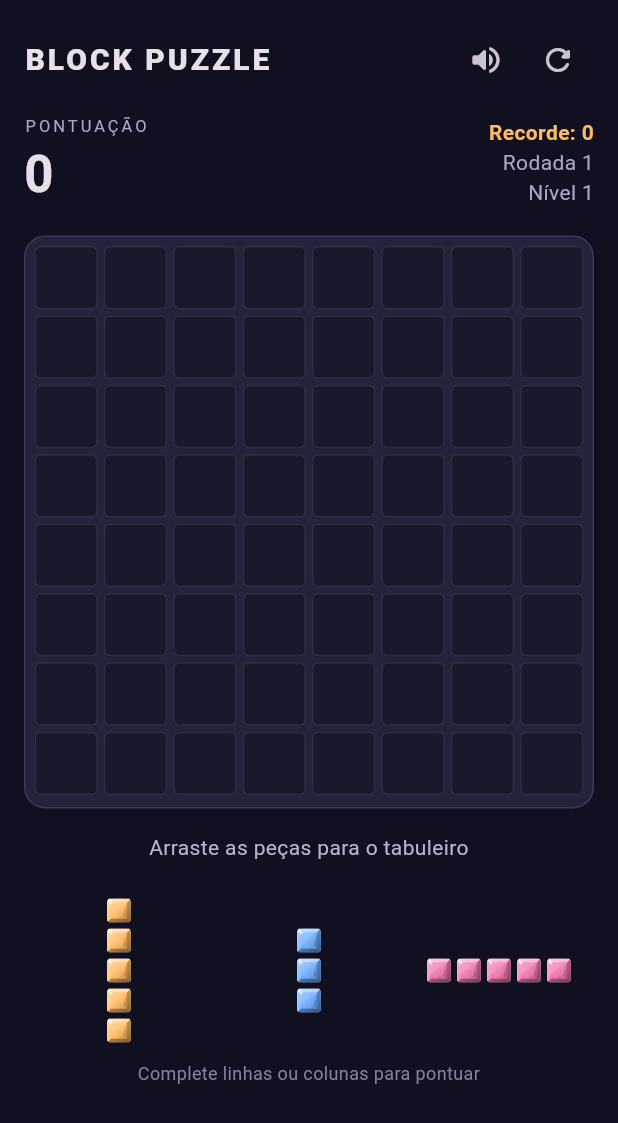
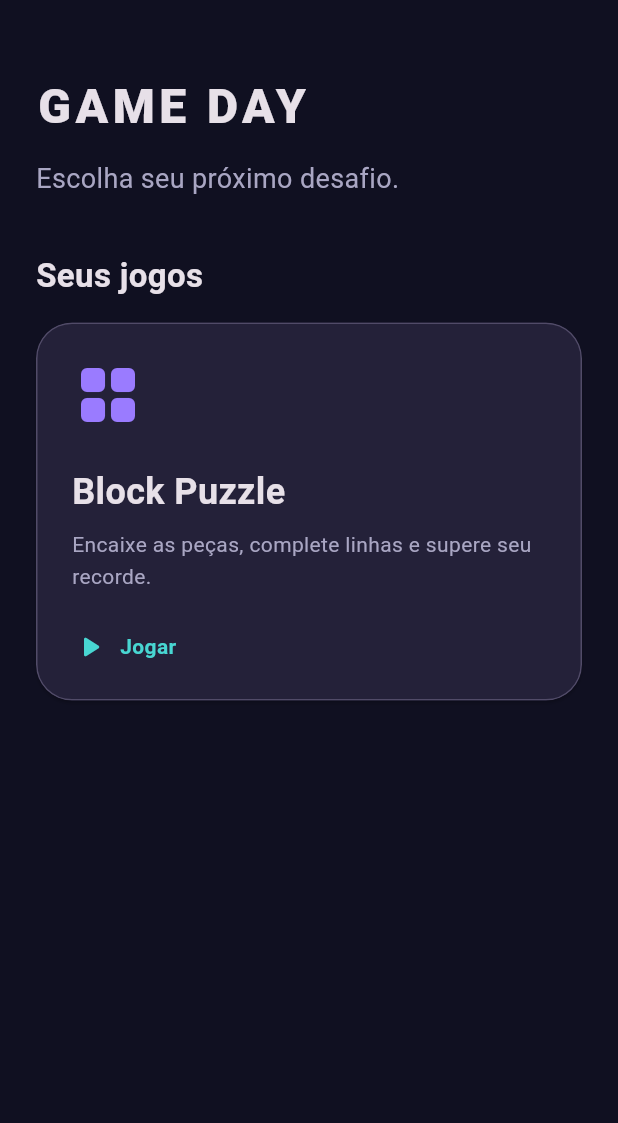
Before and after one commit to caiodesigner/game-day-app, a Flutter app: the screen it shows after launch, on a phone screen of 412 x 824 dp. Shown: the top 1123 px of the screen. Run offline on Flutter 3.47's test engine with Material 3 defaults, Android fonts, the phone set to English and light mode, and no system bars; our stand-ins replace audioplayers, shared_preferences.

Commit message:
feat: add game selection home screen

```diff
--- a/lib/main.dart
+++ b/lib/main.dart
@@ -1,22 +1,18 @@
 import 'package:flutter/material.dart';
-import 'package:provider/provider.dart';
 
-import 'game/game_controller.dart';
-import 'ui/game_screen.dart';
-import 'audio/game_audio.dart';
-import 'storage/high_score_store.dart';
+import 'ui/home_screen.dart';
 
 void main() {
-  runApp(const BlockPuzzleApp());
+  runApp(const GameDayApp());
 }
 
-class BlockPuzzleApp extends StatelessWidget {
-  const BlockPuzzleApp({super.key});
+class GameDayApp extends StatelessWidget {
+  const GameDayApp({super.key});
 
   @override
   Widget build(BuildContext context) {
     return MaterialApp(
-      title: 'Block Puzzle',
+      title: 'Game Day',
       debugShowCheckedModeBanner: false,
       theme: ThemeData(
         colorScheme: ColorScheme.fromSeed(
@@ -24,11 +20,7 @@ class BlockPuzzleApp extends StatelessWidget {
           brightness: Brightness.dark,
         ),
       ),
-      home: ChangeNotifierProvider(
-        create: (_) =>
-            GameController(highScoreStore: PreferencesHighScoreStore()),
-        child: GameScreen(audioFactory: LocalGameAudio.new),
-      ),
+      home: const HomeScreen(),
     );
   }
 }
--- a/lib/ui/game_over_panel.dart
+++ b/lib/ui/game_over_panel.dart
@@ -80,6 +80,12 @@ class GameOverPanel extends StatelessWidget {
               ),
               actionsAlignment: MainAxisAlignment.center,
               actions: [
+                if (Navigator.of(context).canPop())
+                  TextButton.icon(
+                    onPressed: () => Navigator.of(context).pop(),
+                    icon: const Icon(Icons.home_rounded),
+                    label: const Text('Voltar aos jogos'),
+                  ),
                 soundButton,
                 FilledButton.icon(
                   onPressed: onRestart,
--- a/lib/ui/game_screen.dart
+++ b/lib/ui/game_screen.dart
@@ -172,6 +172,12 @@ class _GameScreenState extends State<GameScreen>
                       children: [
                         Row(
                           children: [
+                            if (Navigator.of(context).canPop())
+                              IconButton(
+                                tooltip: 'Voltar aos jogos',
+                                icon: const Icon(Icons.arrow_back_rounded),
+                                onPressed: () => Navigator.of(context).pop(),
+                              ),
                             const Expanded(
                               child: Text(
                                 'BLOCK PUZZLE',
--- /dev/null
+++ b/lib/ui/home_screen.dart
@@ -0,0 +1,142 @@
+import 'package:flutter/material.dart';
+import 'package:provider/provider.dart';
+
+import '../audio/game_audio.dart';
+import '../game/game_controller.dart';
+import '../storage/high_score_store.dart';
+import 'game_screen.dart';
+
+/// Each game owns its controller and resources within its route.
+final _games =
+    <
+      ({
+        String id,
+        String title,
+        String description,
+        IconData icon,
+        WidgetBuilder builder,
+      })
+    >[
+      (
+        id: 'block-puzzle',
+        title: 'Block Puzzle',
+        description: 'Encaixe as peças, complete linhas e supere seu recorde.',
+        icon: Icons.grid_view_rounded,
+        builder: (_) => ChangeNotifierProvider(
+          create: (_) =>
+              GameController(highScoreStore: PreferencesHighScoreStore()),
+          child: GameScreen(audioFactory: LocalGameAudio.new),
+        ),
+      ),
+    ];
+
+class HomeScreen extends StatelessWidget {
+  const HomeScreen({super.key});
+
+  @override
+  Widget build(BuildContext context) {
+    return Scaffold(
+      backgroundColor: const Color(0xFF101021),
+      body: SafeArea(
+        child: Center(
+          child: ConstrainedBox(
+            constraints: const BoxConstraints(maxWidth: 640),
+            child: ListView(
+              padding: const EdgeInsets.all(24),
+              children: [
+                const SizedBox(height: 24),
+                const Text(
+                  'GAME DAY',
+                  style: TextStyle(
+                    fontSize: 32,
+                    fontWeight: FontWeight.w800,
+                    letterSpacing: 3,
+                  ),
+                ),
+                const SizedBox(height: 12),
+                const Text(
+                  'Escolha seu próximo desafio.',
+                  style: TextStyle(fontSize: 18, color: Color(0xFFA9A6C3)),
+                ),
+                const SizedBox(height: 36),
+                const Text(
+                  'Seus jogos',
+                  style: TextStyle(fontSize: 22, fontWeight: FontWeight.bold),
+                ),
+                const SizedBox(height: 16),
+                for (final game in _games)
+                  Padding(
+                    padding: const EdgeInsets.only(bottom: 16),
+                    child: Card(
+                      margin: EdgeInsets.zero,
+                      color: const Color(0xFF242139),
+                      clipBehavior: Clip.antiAlias,
+                      shape: RoundedRectangleBorder(
+                        borderRadius: BorderRadius.circular(24),
+                        side: const BorderSide(color: Color(0xFF514B68)),
+                      ),
+                      child: InkWell(
+                        key: ValueKey('game-${game.id}'),
+                        onTap: () => Navigator.of(context).push<void>(
+                          MaterialPageRoute(
+                            builder: game.builder,
+                            settings: RouteSettings(name: '/games/${game.id}'),
+                          ),
+                        ),
+                        child: Padding(
+                          padding: const EdgeInsets.all(24),
+                          child: Column(
+                            crossAxisAlignment: CrossAxisAlignment.start,
+                            children: [
+                              Icon(
+                                game.icon,
+                                size: 48,
+                                color: const Color(0xFF9A7BFF),
+                              ),
+                              const SizedBox(height: 24),
+                              Text(
+                                game.title,
+                                style: const TextStyle(
+                                  fontSize: 24,
+                                  fontWeight: FontWeight.bold,
+                                ),
+                              ),
+                              const SizedBox(height: 8),
+                              Text(
+                                game.description,
+                                style: const TextStyle(
+                                  color: Color(0xFFA9A6C3),
+                                  height: 1.5,
+                                ),
+                              ),
+                              const SizedBox(height: 24),
+                              const Row(
+                                children: [
+                                  Icon(
+                                    Icons.play_arrow_rounded,
+                                    color: Color(0xFF48D6D2),
+                                  ),
+                                  SizedBox(width: 8),
+                                  Text(
+                                    'Jogar',
+                                    style: TextStyle(
+                                      color: Color(0xFF48D6D2),
+                                      fontWeight: FontWeight.bold,
+                                    ),
+                                  ),
+                                ],
+                              ),
+                            ],
+                          ),
+                        ),
+                      ),
+                    ),
+                  ),
+              ],
+            ),
+          ),
+        ),
+      ),
+    );
+  }
+}
```
Also changed, not shown: 2 other files.
